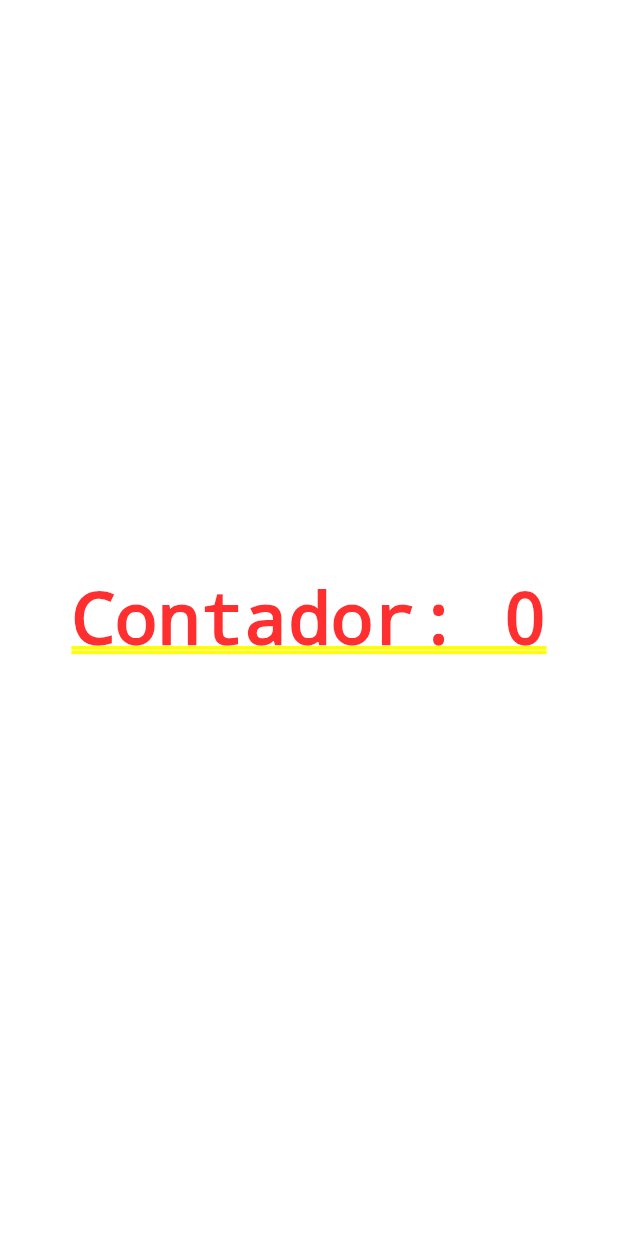
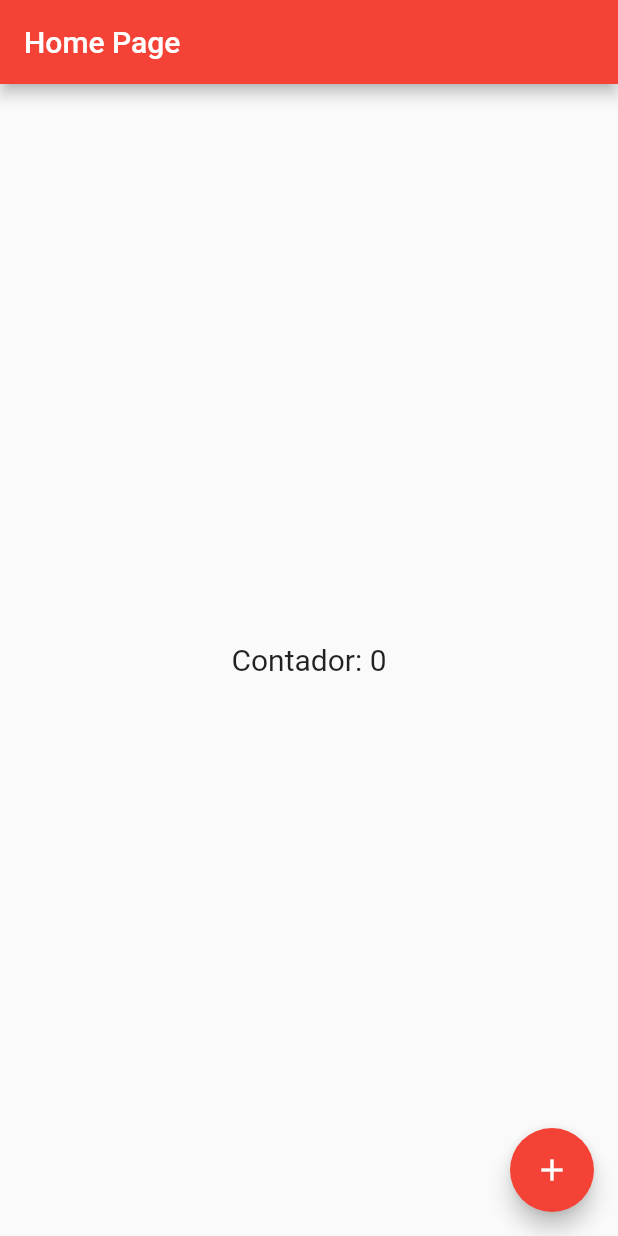
Before and after one commit to lucasshinozaki/estudo-flutter, a Flutter app: the screen it shows after launch, on a phone screen of 412 x 824 dp. Run offline on Flutter 3.47's test engine with Material 2 defaults, Android fonts, the phone set to English and light mode, and no system bars; missing offline and left inert: dart:html.

Commit message:
estudo: Scaffold

```diff
--- a/estudo_flutter_application/lib/home_page.dart
+++ b/estudo_flutter_application/lib/home_page.dart
@@ -11,16 +11,27 @@ class HomePageState extends State<HomePage> {
   int counter = 0;
   @override
   Widget build(BuildContext context) {
-    return Container(
-      child: Center(
+    return Scaffold(
+      appBar: AppBar(
+        title: Text("Home Page"),
+      ),
+      body: Center(
           child: GestureDetector(
-        child: Text("Contador: $counter"),
+        child: Text("Contador: $counter", style: TextStyle(fontSize: 20)),
         onTap: () {
           setState(() {
             counter++;
           });
         },
       )),
+      floatingActionButton: FloatingActionButton(
+        child: Icon(Icons.add),
+        onPressed: () {
+          setState(() {
+            counter++;
+          });
+        },
+      ),
     );
   }
 }
```
